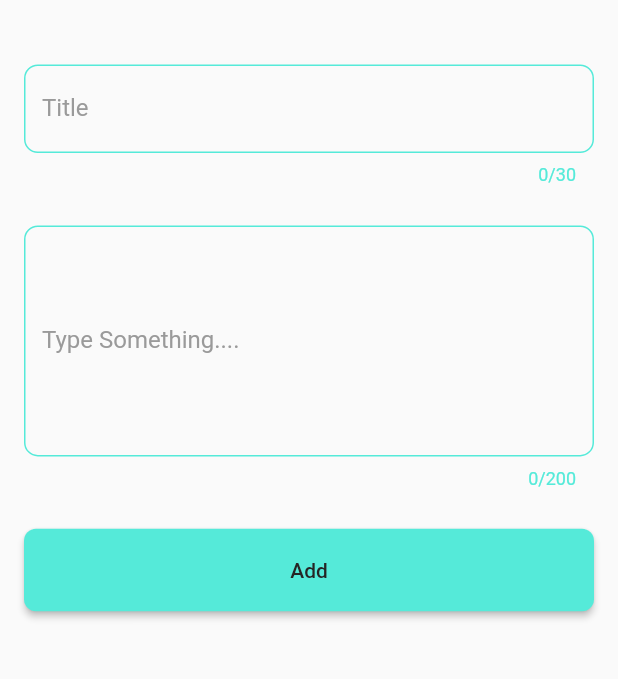
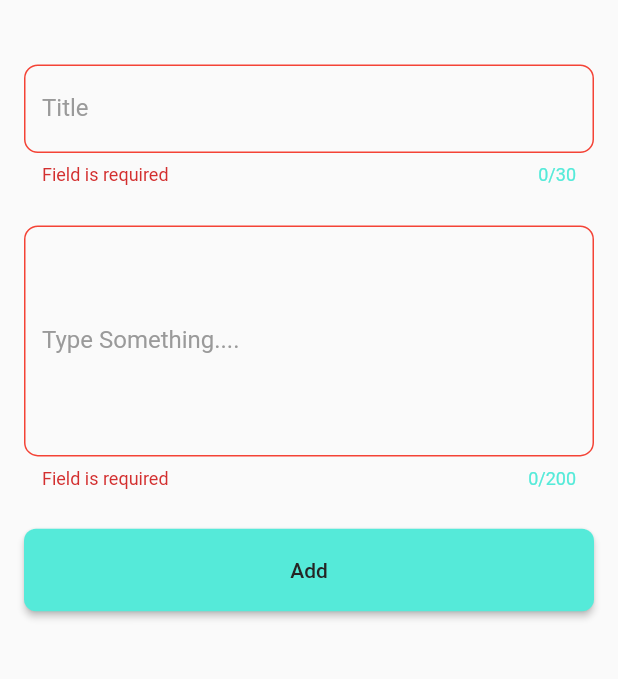
Before and after one commit to Sami-Hegazy/Notes, a Flutter app: the AddNoteButtomSheetBody widget shown alone on an empty page, opened directly, after a tap on "Add", on a phone screen of 412 x 824 dp, the part 102-781 px from its top. Run offline on Flutter 3.47's test engine with Material 2 defaults, Android fonts, the phone set to English and light mode, and no system bars; our stand-ins replace flutter_screenutil, hive, hive_flutter; accounts and stored records are empty.

Commit message:
Make Form Validate

```diff
--- a/lib/core/app_elevated_button.dart
+++ b/lib/core/app_elevated_button.dart
@@ -11,6 +11,7 @@ class AppElevatedButton extends StatelessWidget {
     required this.text,
     this.textColor,
     this.backgroundColor,
+    this.onTap,
   });
 
   final double width;
@@ -19,11 +20,12 @@ class AppElevatedButton extends StatelessWidget {
   final String text;
   final Color? textColor;
   final Color? backgroundColor;
+  final VoidCallback? onTap;
 
   @override
   Widget build(BuildContext context) {
     return ElevatedButton(
-      onPressed: () {},
+      onPressed: onTap,
       style: ElevatedButton.styleFrom(
         backgroundColor: backgroundColor ?? kSecondaryColor,
         fixedSize: Size(width, height),
--- a/lib/core/app_text_form_field.dart
+++ b/lib/core/app_text_form_field.dart
@@ -10,19 +10,25 @@ class AppTextFormField extends StatelessWidget {
   final Color? labelColor;
   final Color? cursorColor;
   final double? circularRadius;
+  final void Function(String?)? onSaved;
+  final String? Function(String?)? validator;
   const AppTextFormField({
-    super.key,
+    Key? key,
     this.labelText,
     this.maxLength,
+    this.maxLines,
     this.labelColor,
     this.cursorColor,
     this.circularRadius,
-    this.maxLines,
-  });
+    this.onSaved,
+    this.validator,
+  }) : super(key: key);
 
   @override
   Widget build(BuildContext context) {
     return TextFormField(
+      onSaved: onSaved,
+      validator: validator,
       style: const TextStyle(color: kGreyColor),
       maxLength: maxLength,
       maxLines: maxLines,
@@ -31,6 +37,8 @@ class AppTextFormField extends StatelessWidget {
         labelText: labelText,
         labelStyle: TextStyle(color: labelColor ?? kGreyColor),
         enabledBorder: buildBorder(),
+        errorBorder: buildBorder(borderColor: Colors.red),
+        border: buildBorder(),
         focusedBorder: buildBorder(borderColor: kSecondaryColor),
         counterStyle: const TextStyle(color: kSecondaryColor),
       ),
--- a/lib/main.dart
+++ b/lib/main.dart
@@ -1,7 +1,6 @@
 import 'package:flutter/material.dart';
 import 'package:hive_flutter/adapters.dart';
 import 'package:note_app/core/constants.dart';
-import 'package:note_app/views/add_notes/add_notes.dart';
 import 'package:note_app/views/edit_notes/edit_note.dart';
 import 'package:note_app/views/home/home_page.dart';
 import 'package:flutter_screenutil/flutter_screenutil.dart';
@@ -44,7 +43,6 @@ class NotesApp extends StatelessWidget {
   Map<String, WidgetBuilder> _getRoutes() {
     return {
       '/': (context) => const HomePage(),
-      'addNote': (context) => const AddNotes(),
       'editNote': (context) => const EditNote(),
     };
   }
--- a/lib/views/home/widgets/add_note_bottom_sheet_body.dart
+++ b/lib/views/home/widgets/add_note_bottom_sheet_body.dart
@@ -18,6 +18,35 @@ class AddNoteButtomSheetBody extends StatelessWidget {
         //height: MediaQuery.of(context).size.height * 0.6,
         child: SingleChildScrollView(
           physics: const BouncingScrollPhysics(),
+          child: AddNoteForm(width: width),
+        ),
+      ),
+    );
+  }
+}
+
+class AddNoteForm extends StatefulWidget {
+  const AddNoteForm({
+    super.key,
+    required this.width,
+  });
+
+  final double width;
+
+  @override
+  State<AddNoteForm> createState() => _AddNoteFormState();
+}
+
+class _AddNoteFormState extends State<AddNoteForm> {
+  final GlobalKey<FormState> formKey = GlobalKey();
+  AutovalidateMode autovalidateMode = AutovalidateMode.disabled;
+  String? title, note;
+
+  @override
+  Widget build(BuildContext context) {
+    return Form(
+      key: formKey,
+      autovalidateMode: autovalidateMode,
       child: Column(
         children: [
           Text(
@@ -29,21 +58,51 @@ class AddNoteButtomSheetBody extends StatelessWidget {
             ),
           ),
           36.verticalSpace,
-              const AppTextFormField(
+          AppTextFormField(
+            onSaved: (value) {
+              title = value;
+            },
+            validator: (value) {
+              if (value?.isEmpty ?? true) {
+                return 'Field is required';
+              } else {
+                return null;
+              }
+            },
             labelText: 'Title',
             maxLength: 30,
           ),
           22.verticalSpace,
-              const AppTextFormField(
+          AppTextFormField(
+            onSaved: (value) {
+              note = value;
+            },
+            validator: (value) {
+              if (value?.isEmpty ?? true) {
+                return 'Field is required';
+              } else {
+                return null;
+              }
+            },
             labelText: 'Type Something....',
             maxLength: 200,
             maxLines: 6,
           ),
           22.verticalSpace,
-              AppElevatedButton(text: 'Add', width: width, height: 55),
+          AppElevatedButton(
+            onTap: () {
+              if (formKey.currentState!.validate()) {
+                formKey.currentState!.save();
+              } else {
+                autovalidateMode = AutovalidateMode.always;
+                setState(() {});
+              }
+            },
+            text: 'Add',
+            width: widget.width,
+            height: 55,
+          ),
         ],
-          ),
-        ),
       ),
     );
   }
```
Also changed, not shown: lib/views/add_notes/add_notes.dart (deleted, +0 -32 lines), lib/views/add_notes/widgets/add_note_body.dart (deleted, +0 -58 lines), lib/views/add_notes/widgets/add_note_header.dart (deleted, +0 -33 lines), lib/views/add_notes/widgets/custom_buttom_sheet.dart (deleted, +0 -77 lines). Lines whose indentation alone changed are shown as unchanged.
